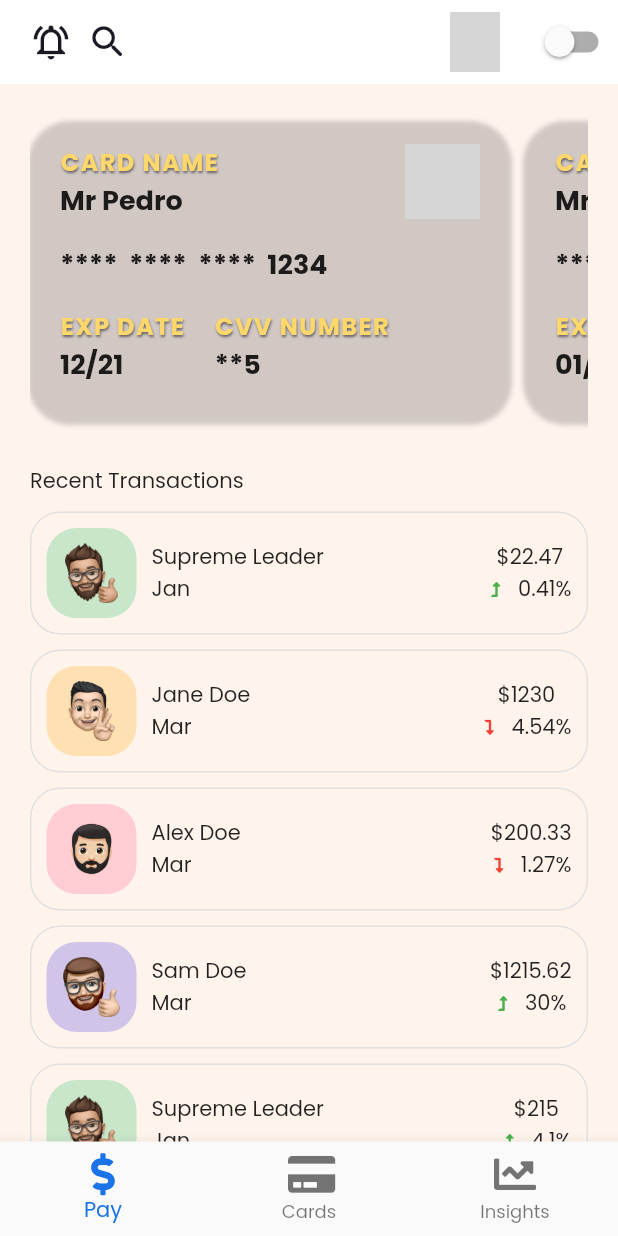
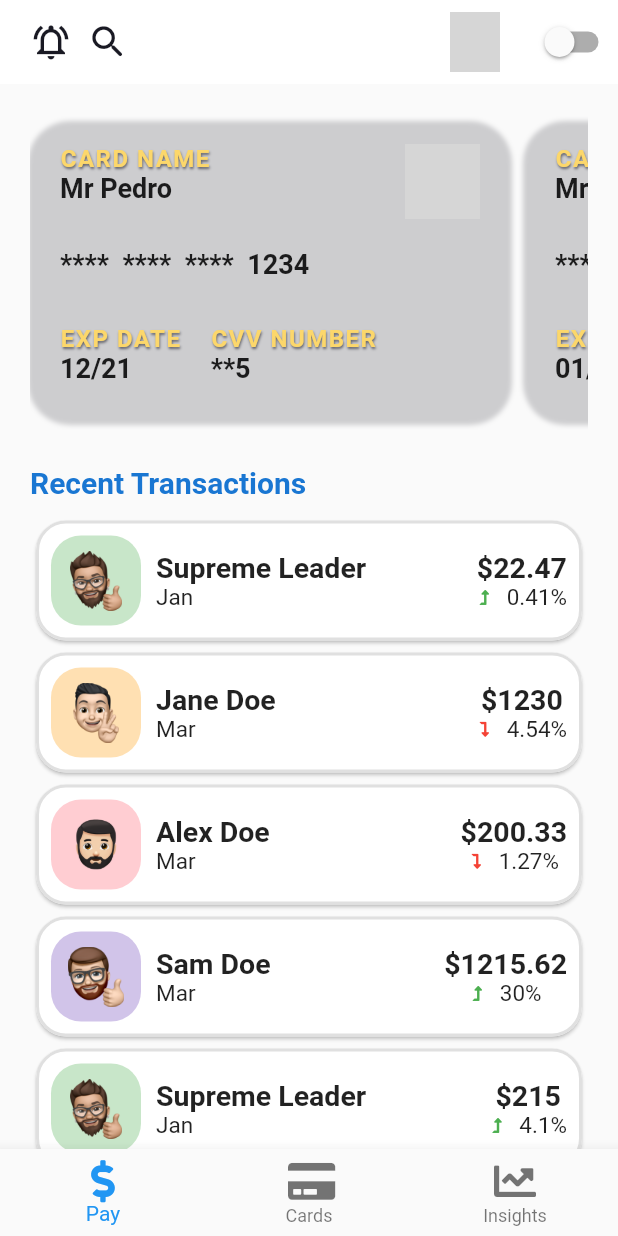
Before and after one commit to Pszione/flutter_banking_pay_responsive, a Flutter app: the screen it shows after launch, on a phone screen of 412 x 824 dp. Run offline on Flutter 3.47's test engine with Material 2 defaults, Android fonts, the phone set to English and light mode, and no system bars; our stand-ins replace flutter_svg, font_awesome_flutter, google_fonts, sliding_sheet; network calls fail; statements that could not run were skipped; grey boxes are pictures that could not be loaded.

Commit message:
Banking Pay - (Learning) Card widget, AlertDialog, SnackBars and MaterialBanner

```diff
--- a/lib/components/transaction_widget.dart
+++ b/lib/components/transaction_widget.dart
@@ -14,18 +14,23 @@ class TransactionCard extends StatelessWidget {
 
   @override
   Widget build(BuildContext context) {
-    return Container(
+    return Card(
+      shape: RoundedRectangleBorder(
+        borderRadius: kDefaultBorderRadius,
+        //border: Border.all(width: 2, color: Colors.grey[300]!),
+        side: BorderSide(width: 2, color: kLightGrayColor),
+      ),
+      child: Padding(
         padding: const EdgeInsets.all(kHalfPadding),
-      decoration: BoxDecoration(
-          borderRadius: BorderRadius.circular(20),
-          border: Border.all(color: Colors.grey[300]!)),
         child: InkWell(
           // TODO: use sliding modal
           borderRadius: kDefaultBorderRadius,
+          splashColor: Theme.of(context).colorScheme.secondary,
           onTap: () => Navigator.push(
             context,
             MaterialPageRoute(
-              builder: (BuildContext context) => ActivityInsightsScreen()),
+                builder: (BuildContext context) =>
+                    const ActivityInsightsScreen()),
           ),
           child: Row(
             mainAxisAlignment: MainAxisAlignment.spaceBetween,
@@ -37,12 +42,13 @@ class TransactionCard extends StatelessWidget {
                     width: 60,
                     padding: const EdgeInsets.all(kHalfPadding),
                     decoration: BoxDecoration(
-                    borderRadius: BorderRadius.circular(20),
+                      borderRadius: kDefaultBorderRadius,
                       color: transaction.color,
                     ),
                     child: transaction.avatar != null
                         ? Image.asset(transaction.avatar!)
                         : const Icon(
+                            // TODO: initial letters
                             Icons.account_circle_rounded,
                             size: kHugeIconSize,
                             color: kTextGrayColor,
@@ -55,13 +61,13 @@ class TransactionCard extends StatelessWidget {
                     children: [
                       Text(
                         '${transaction.title}',
-                      style: AppTextStyle.kListTileTitle,
+                        style: AppTextStyles.kListTileTitle,
                         maxLines: 1,
                         overflow: TextOverflow.clip,
                       ),
                       Text(
                         '${transaction.month}',
-                      style: AppTextStyle.kListTileSubtitle,
+                        style: AppTextStyles.kListTileSubtitle,
                       ),
                     ],
                   ),
@@ -80,7 +86,7 @@ class TransactionCard extends StatelessWidget {
                         transaction.price!.hasFractional
                             ? '\$${transaction.price!}'
                             : '\$${transaction.price!.round()}',
-                      style: AppTextStyle.kListTileTitle,
+                        style: AppTextStyles.kListTileTitle,
                         maxLines: 1,
                         overflow: TextOverflow.ellipsis,
                       ),
@@ -100,7 +106,9 @@ class TransactionCard extends StatelessWidget {
                           const SizedBox(width: kHalfPadding),
                           Text(
                             '${transaction.changePercentage}',
-                          style: AppTextStyle.kListTileSubtitle,
+                            style: AppTextStyles.kListTileSubtitle,
+                            maxLines: 1,
+                            overflow: TextOverflow.ellipsis,
                           ),
                         ],
                       ),
@@ -111,6 +119,7 @@ class TransactionCard extends StatelessWidget {
             ],
           ),
         ),
+      ),
     );
   }
 }
--- a/lib/main.dart
+++ b/lib/main.dart
@@ -34,18 +34,20 @@ class AppThemes {
   static ColorScheme appColorScheme = const ColorScheme.light(
     primary: kPrimaryColor,
     secondary: kSecondaryColor,
-    //primaryVariant:
-    //secondaryVariant: ,
+    primaryVariant: kPrimaryColor,
+    secondaryVariant: kComplementaryColor,
     surface: kWhiteColor,
     background: kWhiteColor,
+    error: kErrorColor,
   );
   static ColorScheme appDarkColorScheme = const ColorScheme.dark(
     primary: kPrimaryColor,
-    secondary: kPrimaryColor,
+    secondary: kSecondaryColor,
     primaryVariant: kPrimaryColor,
-    secondaryVariant: kPrimaryColor,
+    secondaryVariant: kComplementaryColor,
     surface: kDarkBackgroundColor,
     background: kDarkBackgroundColor,
+    error: kErrorColor,
   );
 
   static final ThemeData lightThemeData = ThemeData(
@@ -58,11 +60,20 @@ class AppThemes {
           borderRadius: BorderRadius.circular(kSmallBorderRadiusAsDouble)),
       elevation: 8,
     ),
+    cardTheme: CardTheme(
+      elevation: 0,
+      //clipBehavior: Clip.antiAlias,
+      shape: RoundedRectangleBorder(
+        borderRadius: kDefaultBorderRadius,
+      ),
+      color: Colors.transparent,
     ),
     colorScheme: AppThemes.appColorScheme,
-
-    scaffoldBackgroundColor: kBackgroundColor, // kWhiteColor
-    // primarySwatch: createMaterialColor(kComplementaryColor),
+    primaryColor: kWhiteColor,
+    primaryColorDark: kDarkColor,
+    scaffoldBackgroundColor: kBackgroundColor,
+    backgroundColor: kBackgroundColor,
+    dialogBackgroundColor: kSecondaryColor,
     fontFamily: GoogleFonts.poppins().fontFamily,
   );
 
@@ -76,15 +87,25 @@ class AppThemes {
           borderRadius: BorderRadius.circular(kSmallBorderRadiusAsDouble)),
       elevation: 8,
     ),
+    cardTheme: CardTheme(
+      elevation: 0,
+      shape: RoundedRectangleBorder(
+        borderRadius: kDefaultBorderRadius,
+      ),
+      color: Colors.transparent,
     ),
     colorScheme: AppThemes.appDarkColorScheme,
-
+    primaryColor: kDarkBackgroundColor,
+    primaryColorDark: kWhiteColor,
     scaffoldBackgroundColor: kDarkBackgroundColor,
-    // primarySwatch: createMaterialColor(kComplementaryColor),
+    backgroundColor: kDarkBackgroundColor,
+    dialogBackgroundColor: kSecondaryColor,
     fontFamily: GoogleFonts.poppins().fontFamily,
   );
 
   MaterialColor createMaterialColor(Color color) {
+    // primarySwatch: createMaterialColor(kComplementaryColor),
+
     List strengths = <double>[.05];
     final swatch = <int, Color>{};
     final int r = color.red, g = color.green, b = color.blue;
--- a/lib/screens/homeScreen/recent_transactions_section.dart
+++ b/lib/screens/homeScreen/recent_transactions_section.dart
@@ -1,4 +1,5 @@
 import 'package:flutter/material.dart';
+import 'package:flutter_banking_pay_responsive/components/example_card_with_buttons.dart';
 import 'package:flutter_banking_pay_responsive/components/transaction_widget.dart';
 import 'package:flutter_banking_pay_responsive/models/transaction.dart';
 
@@ -17,20 +18,22 @@ class RecentTransactionsSection extends StatelessWidget {
       children: [
         Text(
           'Recent Transactions',
-          style: AppTextStyle.kBodyText,
+          style: AppTextStyles.kMenuTitle(context),
         ),
         const SizedBox(height: kHalfPadding),
-        ListView.separated(
+        ListView.builder(
           itemCount: myTransactions.length,
           shrinkWrap: true,
           physics: const NeverScrollableScrollPhysics(),
-          separatorBuilder: (context, index) {
-            return const SizedBox(height: kHalfPadding);
-          },
+          // separatorBuilder: (context, index) {
+          //   return const SizedBox(height: kHalfPadding);
+          // },
           itemBuilder: (context, index) {
             return TransactionCard(transaction: myTransactions[index]);
           },
         ),
+        // Example
+        // const ExampleCardWithButtons(),
       ],
     );
   }
```
Also changed, not shown: lib/components/app_alert_dialog.dart (added, +81 -0 lines), lib/components/example_card_with_buttons.dart (added, +45 -0 lines), lib/scaffold_banner_errors.dart (added, +29 -0 lines), lib/snackbar_errors.dart (added, +35 -0 lines). Lines whose indentation alone changed are shown as unchanged.
